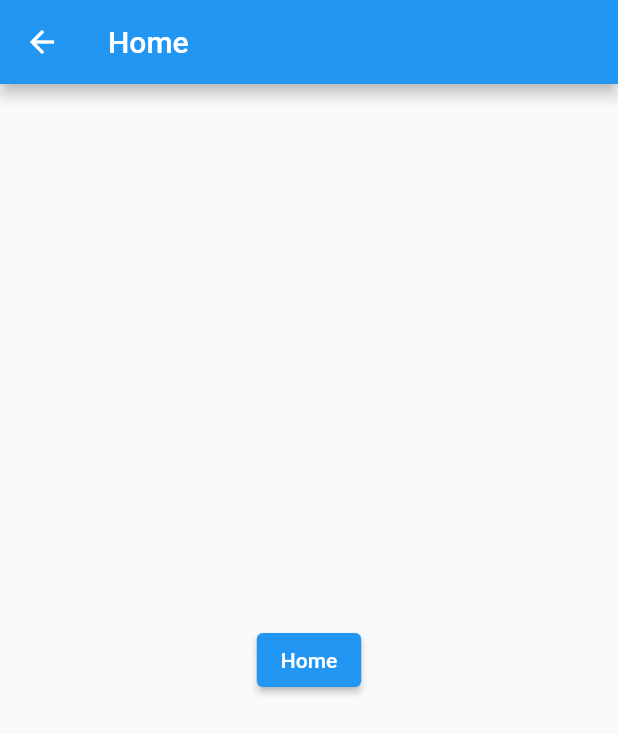
After one commit to bhaskarjsharma/mconnect, a Flutter app: the Home screen opened directly, on a phone screen of 412 x 824 dp. The commit adds this screen. Shown: the top 734 px of the screen. Run offline on Flutter 3.47's test engine with Material 2 defaults, Android fonts, the light colour scheme and no system bars; our stand-ins replace shared_preferences; accounts and stored records are empty.

Commit message:
19.09.2021

```diff
--- /dev/null
+++ b/lib/home.dart
@@ -0,0 +1,22 @@
+import 'package:flutter/material.dart';
+
+class Home extends StatelessWidget {
+  const Home({Key? key}) : super(key: key);
+
+  @override
+  Widget build(BuildContext context) {
+    return Scaffold(
+      appBar: AppBar(
+        title: Text('Home'),
+      ),
+      body: Center(
+        child: ElevatedButton(
+          child: Text('Home'),
+          onPressed: () {
+            // Navigate to second route when tapped.
+          },
+        ),
+      ),
+    );
+  }
+}
--- a/pubspec.yaml
+++ b/pubspec.yaml
@@ -34,6 +34,9 @@ dependencies:
   # The following adds the Cupertino Icons font to your application.
   # Use with the CupertinoIcons class for iOS style icons.
   cupertino_icons: ^1.0.2
+  http: ^0.13.3
+  shared_preferences: ^2.0.8
+
 
 dev_dependencies:
   flutter_test:
```
Also changed, not shown: lib/account.dart (+83 -1 lines), lib/main.dart (+13 -2 lines), pubspec.lock, 1 other file.
